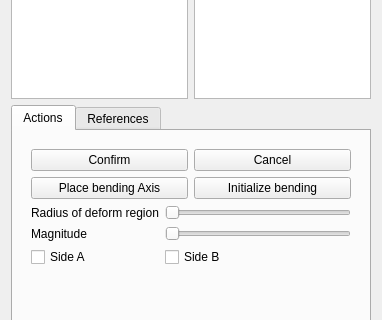
This is OsteotomyPlanner/Resources/UI/OsteotomyPlanner.ui in KitwareMedical/OsteotomyPlanner as Qt 5 draws it before an edit; both pictures show x 0 to 382 and y 140 to 460 of the 382 by 668 pixel window. The edited form follows.
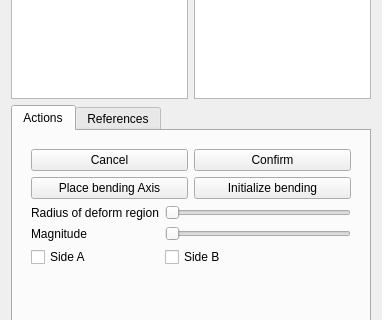
This is the edited form. The open tabs and pages were chosen to show the change. Custom widgets are drawn as their Qt base class.

Commit message: ENH: Add bending operation

The edit to the form file:
```diff
--- a/OsteotomyPlanner/Resources/UI/OsteotomyPlanner.ui
+++ b/OsteotomyPlanner/Resources/UI/OsteotomyPlanner.ui
@@ -225,13 +225,6 @@
           <layout class="QVBoxLayout" name="verticalLayout_9">
            <item>
             <layout class="QHBoxLayout" name="horizontalLayout_8">
-             <item>
-              <widget class="QPushButton" name="BendConfirmButton">
-               <property name="text">
-                <string>Confirm</string>
-               </property>
-              </widget>
-             </item>
              <item>
               <widget class="QPushButton" name="BendCancelButton">
                <property name="text">
@@ -239,6 +232,13 @@
                </property>
               </widget>
              </item>
+             <item>
+              <widget class="QPushButton" name="BendConfirmButton">
+               <property name="text">
+                <string>Confirm</string>
+               </property>
+              </widget>
+             </item>
             </layout>
            </item>
            <item>
```
Left out of the diff: 6 changed lines with no effect on the pictures. The commit also changes 1 other file.
